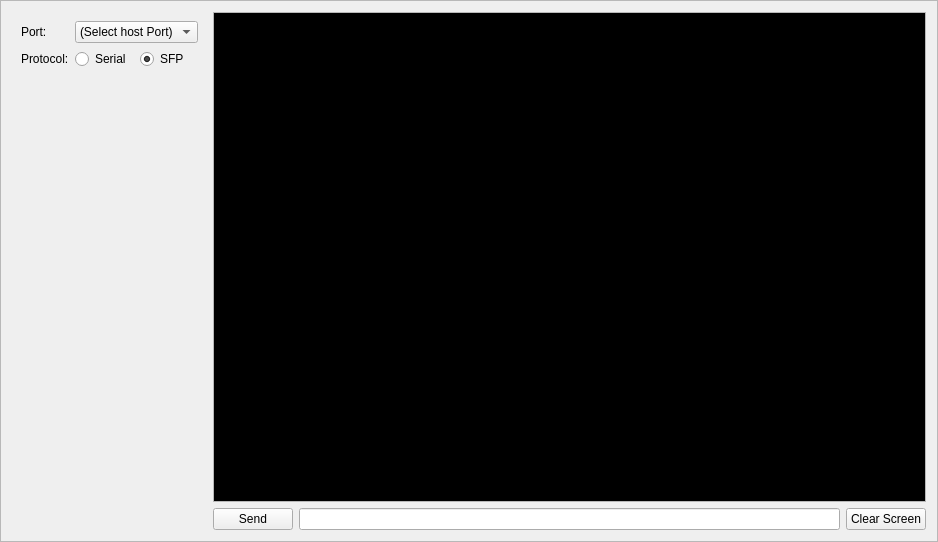
Qt form terminal.ui (strawbot/TimbreTalk) before a commit.
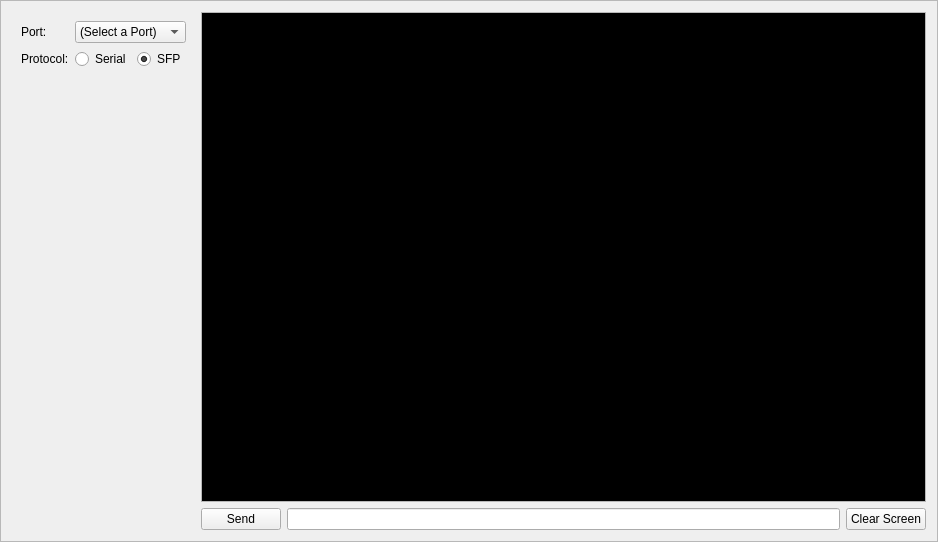
The same form after that commit.

Diff of the .ui file:
```diff
--- a/terminal.ui
+++ b/terminal.ui
@@ -72,9 +72,12 @@
             <property name="insertPolicy">
              <enum>QComboBox::InsertAlphabetically</enum>
             </property>
+            <property name="sizeAdjustPolicy">
+             <enum>QComboBox::AdjustToContents</enum>
+            </property>
             <item>
              <property name="text">
-              <string>(Select host Port)</string>
+              <string>(Select a Port)</string>
              </property>
             </item>
            </widget>
```
Left out of the diff: 4 changed lines with no effect on the pictures.
